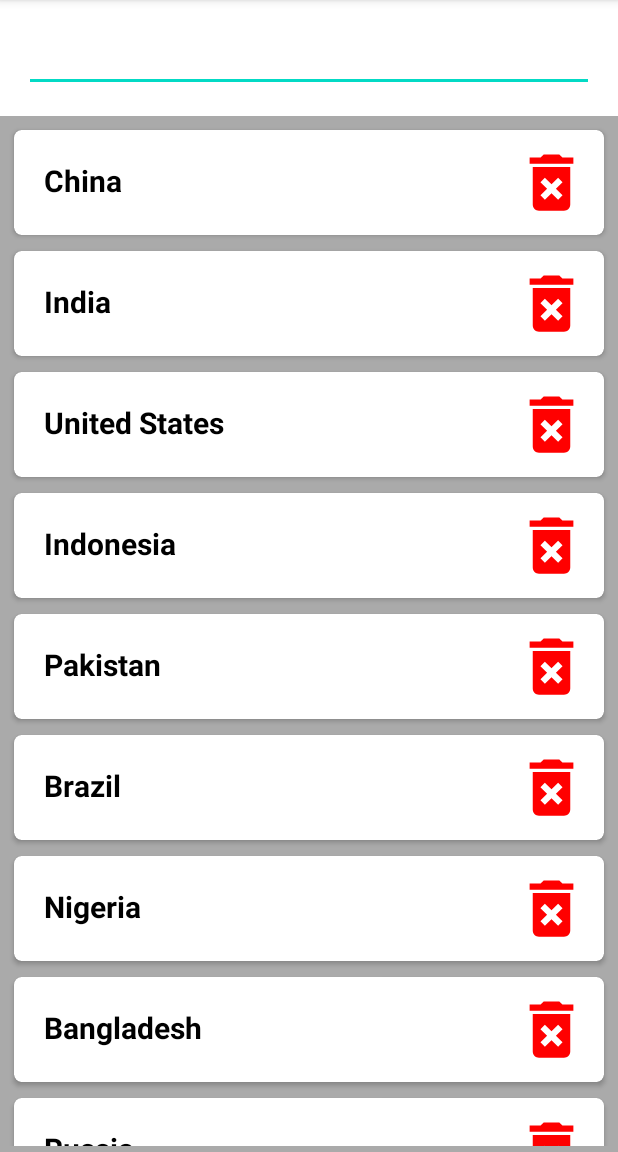
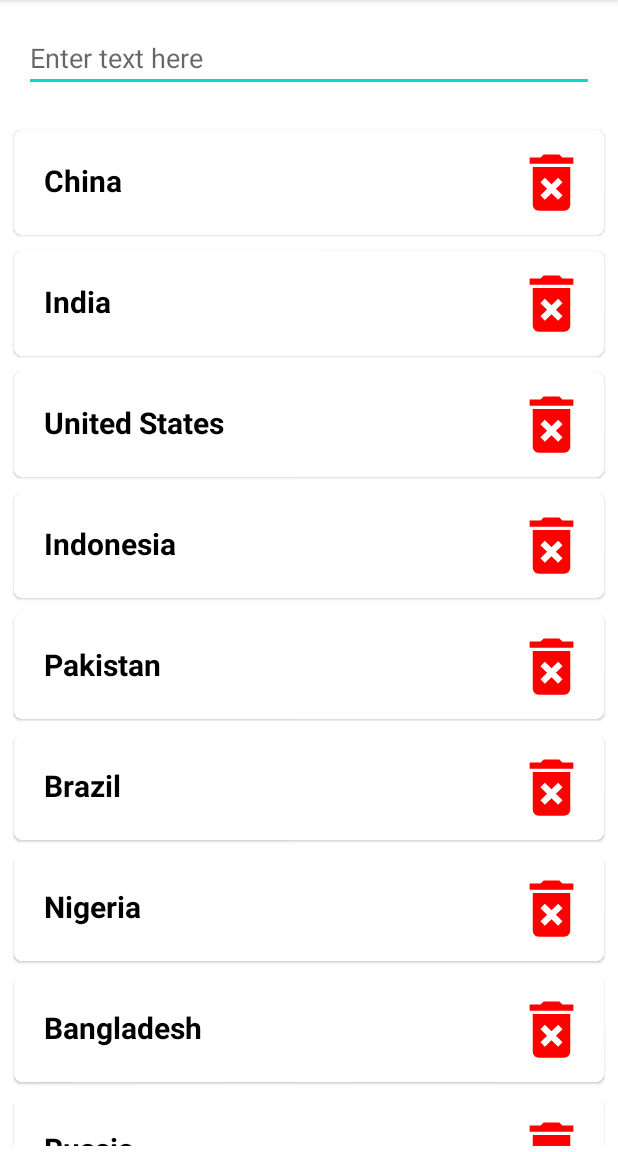
Before and after one commit to myaqoob7/RecyclerView-Search-Item-Kotlin, an Android app: the screen it shows after launch (MainActivity), on a phone screen of 412 x 824 dp, the part 84-1236 px from its top. Run offline under Robolectric (Android 15) with nearby library versions, the phone set to English and light mode, and no system bars.

Commit message:
RecyclerView Search

```diff
--- a/app/src/main/res/layout/activity_main.xml
+++ b/app/src/main/res/layout/activity_main.xml
@@ -9,6 +9,7 @@
 
     <EditText
         android:id="@+id/edittext"
+        android:hint="Enter text here"
         android:layout_width="match_parent"
         android:layout_height="wrap_content"
         android:layout_margin="16dp"/>
@@ -17,7 +18,6 @@
         android:id="@+id/recyclerView"
         android:layout_width="match_parent"
         android:layout_height="match_parent"
-        android:background="@android:color/darker_gray"
         android:padding="4dp"
         android:scrollbars="vertical" />
 
--- a/app/src/main/res/layout/country_item.xml
+++ b/app/src/main/res/layout/country_item.xml
@@ -1,8 +1,12 @@
 <?xml version="1.0" encoding="utf-8"?>
-<androidx.cardview.widget.CardView xmlns:android="http://schemas.android.com/apk/res/android"
+<com.google.android.material.card.MaterialCardView
+    xmlns:android="http://schemas.android.com/apk/res/android"
     xmlns:app="http://schemas.android.com/apk/res-auto"
     android:layout_width="match_parent"
     android:layout_height="wrap_content"
+    android:elevation="5dp"
+    android:clickable="true"
+    android:focusable="true"
     android:layout_margin="5dp"
     app:cardCornerRadius="5dp">
 
@@ -32,4 +36,4 @@
 
     </LinearLayout>
 
-</androidx.cardview.widget.CardView>
+</com.google.android.material.card.MaterialCardView>
--- a/build.gradle
+++ b/build.gradle
@@ -1,12 +1,12 @@
 // Top-level build file where you can add configuration options common to all sub-projects/modules.
 buildscript {
-    ext.kotlin_version = "1.4.21"
+    ext.kotlin_version = "1.5.10"
     repositories {
         google()
         jcenter()
     }
     dependencies {
-        classpath "com.android.tools.build:gradle:4.1.1"
+        classpath 'com.android.tools.build:gradle:4.2.1'
         classpath "org.jetbrains.kotlin:kotlin-gradle-plugin:$kotlin_version"
 
         // NOTE: Do not place your application dependencies here; they belong
```
Also changed, not shown: app/build.gradle (+4 -4 lines), gradle/wrapper/gradle-wrapper.properties, 1 other file.
